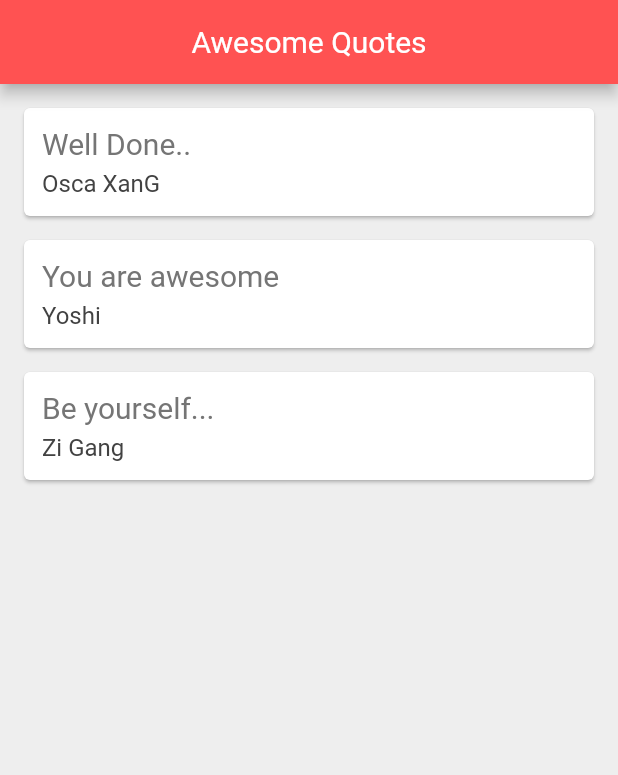
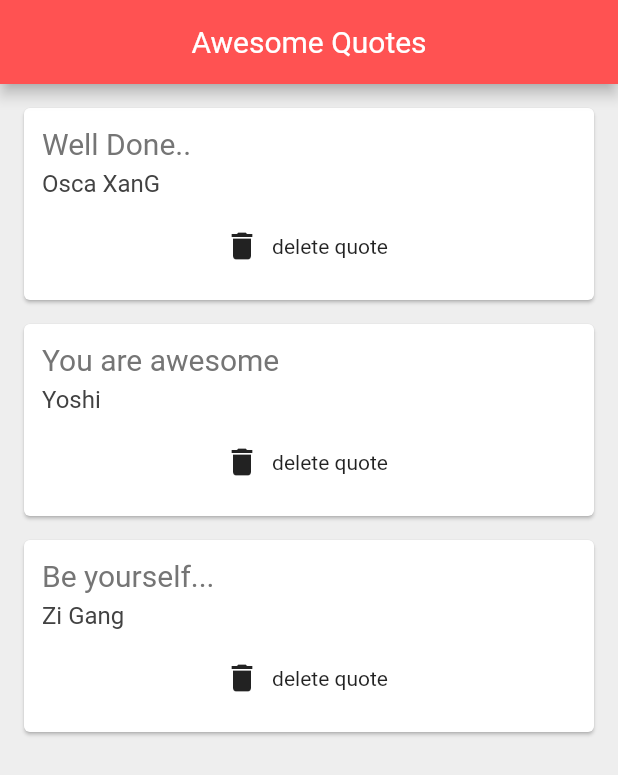
Before and after one commit to zigang93/flutter-ninja, a Flutter app: the screen it shows after launch, on a phone screen of 412 x 824 dp. Shown: the top 775 px of the screen. Run offline on Flutter 3.47's test engine with Material 2 defaults, Android fonts, the phone set to English and light mode, and no system bars.

Commit message:
add func as parameters in widgets

```diff
--- a/lib/main.dart
+++ b/lib/main.dart
@@ -29,7 +29,14 @@ class _QuoteListState extends State<QuoteList> {
         backgroundColor: Colors.redAccent,
       ),
       body: Column(
-        children: quotes.map( (quote) => QuoteCard(quote: quote))
+        children: quotes.map( (quote) => QuoteCard(
+          quote: quote,
+          delete: () {
+            setState(() {
+              quotes.remove(quote);
+            });
+          }
+        ))
         .toList(),
       ),
     );
--- a/lib/quote_card.dart
+++ b/lib/quote_card.dart
@@ -4,7 +4,8 @@ import 'quote.dart';
 class QuoteCard extends StatelessWidget {
 
   final Quote quote;
-  QuoteCard({ this.quote });
+  final Function delete;
+  QuoteCard({ this.quote, this.delete });
 
   @override
   Widget build(BuildContext context) {
@@ -29,6 +30,12 @@ class QuoteCard extends StatelessWidget {
                 fontSize: 16.0,
                 color: Colors.grey[800]
               ),
+            ),
+            SizedBox( height: 8.0),
+            FlatButton.icon(
+              onPressed: delete,
+              label: Text('delete quote'),
+              icon: Icon(Icons.delete)
             )
           ],
         ),
```
